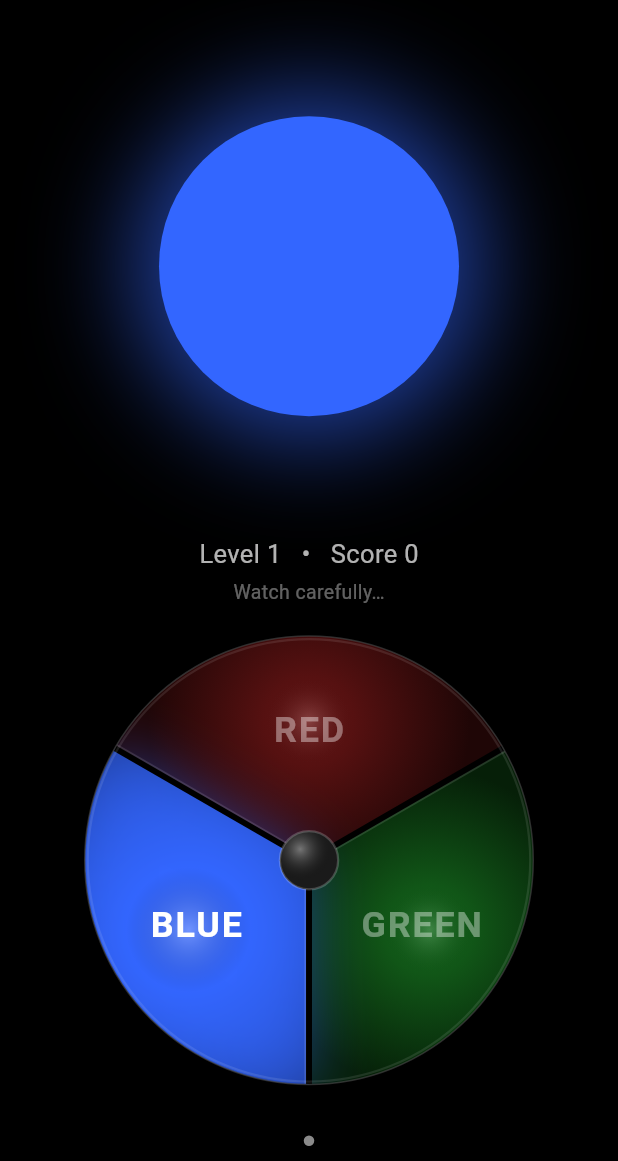
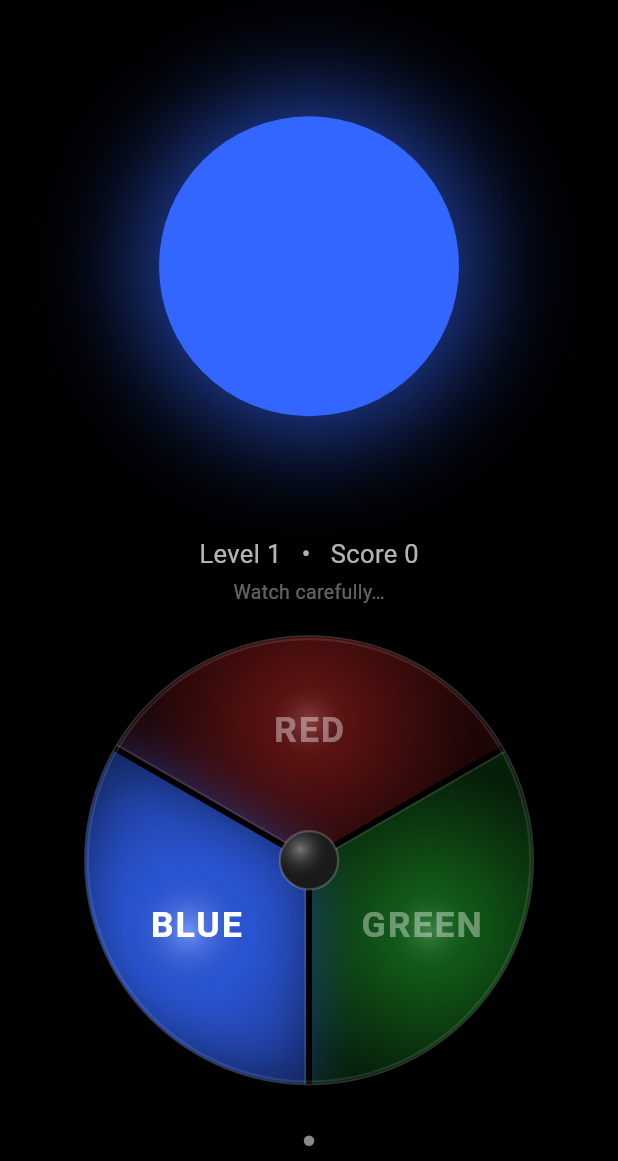
Before and after one commit to miklos-merenyi/rigobert, a Flutter app: the screen it shows after launch, after a tap on "START", on a phone screen of 412 x 824 dp, the part 75-1236 px from its top. Run offline on Flutter 3.47's test engine with Material 3 defaults, Android fonts, the phone set to English and light mode, and no system bars; our stand-ins replace audioplayers, shared_preferences.

Commit message:
fix: dome gradient on lit buttons + one sound per button-down only
Lit button gradient (circle_buttons.dart):
  The lit branch was a flat fill, losing the 3-D dome shape entirely.
  Now uses the same layered approach as the unlit state — dark base fill,
  radial dome gradient (litDim → litMid derived from litColor), pressed-in
  inner shadow, specular highlight, and outer glow — so mixed colours like
  yellow still look rounded and shiny.

Triple-sound on yellow (game_screen.dart):
  _onButtonUp was calling playCombo(newPressed) whenever buttons remained,
  so pressing R+G and releasing them queued {R}, {R,G}, {G} = 3 notes.
  Sound is now triggered only on button-DOWN events; releases just let
  the current note ring out.

Co-Authored-By: Claude Sonnet 4.6 <noreply@anthropic.com>

```diff
--- a/lib/circle_buttons.dart
+++ b/lib/circle_buttons.dart
@@ -138,45 +138,57 @@ class _CirclePainter extends CustomPainter {
 
       if (isLit) {
         // ── LIT / PRESSED ──────────────────────────────────────────────────
+        // Use the same dome-gradient layers as the unlit state, but derived
+        // from litColor so the 3-D shape is visible even when brightly lit.
+        final litDim = Color.lerp(Colors.black, litColor, 0.38)!;
+        final litMid = Color.lerp(Colors.black, litColor, 0.82)!;
 
-        // 1. Flat fill with lit (possibly mixed) colour
+        // 1. Dark base fill
         canvas.drawPath(path, Paint()
-          ..color = litColor
+          ..color = litDim
           ..style = PaintingStyle.fill);
 
-        // 2. Inner shadow ring – simulates the button being pressed in
+        // 2. Dome gradient – bright at peak, fades to dark edges
+        canvas.drawPath(
+          path,
+          Paint()
+            ..shader = ui.Gradient.radial(
+              peak, radius * 0.72,
+              [litMid, litDim],
+            )
+            ..style = PaintingStyle.fill,
+        );
+
+        // 3. Inner shadow ring – pressed-in edge darkening
         canvas.drawPath(
           path,
           Paint()
             ..shader = ui.Gradient.radial(
               peak,
               radius * 1.05,
-              [Colors.transparent, Colors.black.withValues(alpha: 0.45)],
+              [Colors.transparent, Colors.black.withValues(alpha: 0.35)],
               [0.25, 1.0],
             )
             ..style = PaintingStyle.fill,
         );
 
-        // 3. Specular highlight – compact bright spot near the peak
+        // 4. Specular highlight – bright spot at the dome peak
         canvas.drawPath(
           path,
           Paint()
             ..shader = ui.Gradient.radial(
               peak,
               radius * 0.28,
-              [
-                Colors.white.withValues(alpha: 0.60),
-                Colors.transparent,
-              ],
+              [Colors.white.withValues(alpha: 0.60), Colors.transparent],
             )
             ..style = PaintingStyle.fill,
         );
 
-        // 4. Outer glow (blurred, same colour)
+        // 5. Outer glow (blurred, same colour)
         canvas.drawPath(
           path,
           Paint()
-            ..color = litColor.withValues(alpha: 0.5)
+            ..color = litColor.withValues(alpha: 0.50)
             ..maskFilter = const MaskFilter.blur(BlurStyle.normal, 20)
             ..style = PaintingStyle.fill,
         );
--- a/lib/game_screen.dart
+++ b/lib/game_screen.dart
@@ -260,11 +260,8 @@ class _GameScreenState extends State<GameScreen> with TickerProviderStateMixin {
   void _onButtonUp(GameColor color) {
     if (_phase != GamePhase.playerInput) return;
     final newPressed = Set<GameColor>.from(_pressedButtons)..remove(color);
-    // Don't stop the current note — let it ring out (or the queue drain).
-    // Only queue a new combo if buttons are still held.
-    if (newPressed.isNotEmpty) {
-      _sound.playCombo(newPressed);
-    }
+    // No sound on release — only down-events queue notes.
+    // The current note rings out naturally.
     _handlePressChange(newPressed);
   }
 
```
